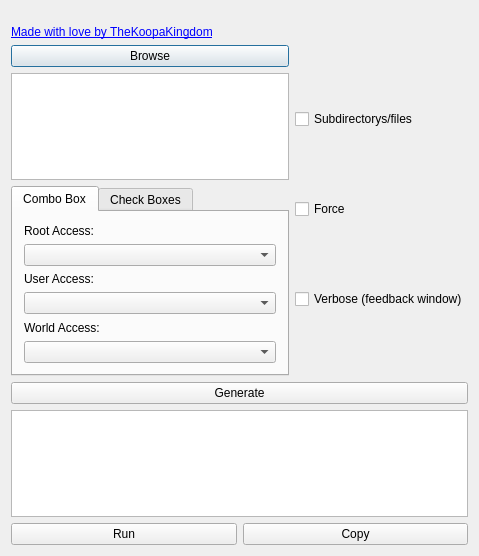
First picture: the form in dialog.ui, repository CodingKoopa/chmod-generator, before the edit.
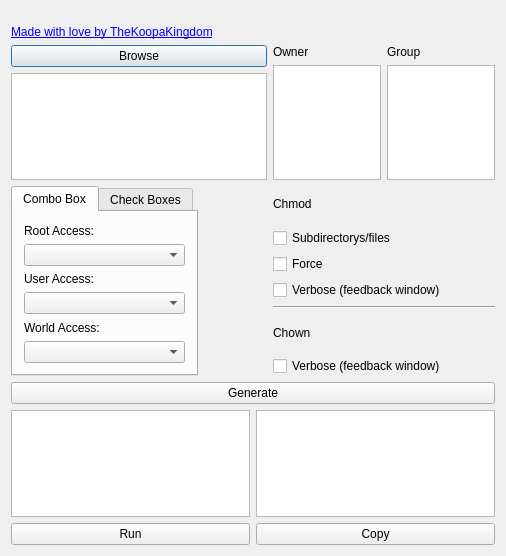
Second picture: the form after the edit. The open tabs and pages were chosen to show the change.

Commit message: Added basic chown support

```diff
--- a/dialog.ui
+++ b/dialog.ui
@@ -6,7 +6,7 @@
    <rect>
     <x>0</x>
     <y>0</y>
-    <width>479</width>
+    <width>506</width>
     <height>556</height>
    </rect>
   </property>
@@ -25,7 +25,7 @@
     </widget>
    </item>
    <item>
-    <layout class="QGridLayout" name="inputLay">
+    <layout class="QFormLayout" name="inputLay">
      <item row="0" column="0">
       <layout class="QVBoxLayout" name="browseLay">
        <item>
@@ -53,37 +53,35 @@
        </item>
       </layout>
      </item>
-     <item row="0" column="1" rowspan="2">
-      <layout class="QVBoxLayout" name="optionsLay">
+     <item row="0" column="1">
+      <layout class="QHBoxLayout" name="chownLay">
        <item>
-        <widget class="QCheckBox" name="sub">
-         <property name="toolTip">
-          <string>&lt;html&gt;&lt;head/&gt;&lt;body&gt;&lt;p&gt;Control + S&lt;/p&gt;&lt;/body&gt;&lt;/html&gt;</string>
-         </property>
+        <layout class="QVBoxLayout" name="ownerLay">
+         <item>
+          <widget class="QLabel" name="ownerText">
          <property name="text">
-          <string>Subdirectorys/files</string>
+            <string>Owner</string>
          </property>
         </widget>
        </item>
        <item>
-        <widget class="QCheckBox" name="force">
-         <property name="toolTip">
-          <string>&lt;html&gt;&lt;head/&gt;&lt;body&gt;&lt;p&gt;Control + F&lt;/p&gt;&lt;/body&gt;&lt;/html&gt;</string>
-         </property>
-         <property name="text">
-          <string>Force</string>
-         </property>
-        </widget>
-       </item>
+          <widget class="QPlainTextEdit" name="owner"/>
+         </item>
+        </layout>
+       </item>
        <item>
-        <widget class="QCheckBox" name="verbose">
-         <property name="toolTip">
-          <string>&lt;html&gt;&lt;head/&gt;&lt;body&gt;&lt;p&gt;Control + V&lt;/p&gt;&lt;/body&gt;&lt;/html&gt;</string>
-         </property>
+        <layout class="QVBoxLayout" name="groupLay">
+         <item>
+          <widget class="QLabel" name="groupText">
          <property name="text">
-          <string>Verbose (feedback window)</string>
-         </property>
-        </widget>
+            <string>Group</string>
+           </property>
+          </widget>
+         </item>
+         <item>
+          <widget class="QPlainTextEdit" name="group"/>
+         </item>
+        </layout>
        </item>
       </layout>
      </item>
@@ -235,6 +233,71 @@
        </widget>
       </widget>
      </item>
+     <item row="1" column="1">
+      <layout class="QVBoxLayout" name="optionLay">
+       <item>
+        <widget class="QLabel" name="chmodLab">
+         <property name="enabled">
+          <bool>true</bool>
+         </property>
+         <property name="text">
+          <string>Chmod</string>
+         </property>
+        </widget>
+       </item>
+       <item>
+        <widget class="QCheckBox" name="sub">
+         <property name="toolTip">
+          <string>&lt;html&gt;&lt;head/&gt;&lt;body&gt;&lt;p&gt;Control + S&lt;/p&gt;&lt;/body&gt;&lt;/html&gt;</string>
+         </property>
+         <property name="text">
+          <string>Subdirectorys/files</string>
+         </property>
+        </widget>
+       </item>
+       <item>
+        <widget class="QCheckBox" name="force">
+         <property name="toolTip">
+          <string>&lt;html&gt;&lt;head/&gt;&lt;body&gt;&lt;p&gt;Control + F&lt;/p&gt;&lt;/body&gt;&lt;/html&gt;</string>
+         </property>
+         <property name="text">
+          <string>Force</string>
+         </property>
+        </widget>
+       </item>
+       <item>
+        <widget class="QCheckBox" name="verMod">
+         <property name="toolTip">
+          <string>&lt;html&gt;&lt;head/&gt;&lt;body&gt;&lt;p&gt;Control + V&lt;/p&gt;&lt;/body&gt;&lt;/html&gt;</string>
+         </property>
+         <property name="text">
+          <string>Verbose (feedback window)</string>
+         </property>
+        </widget>
+       </item>
+       <item>
+        <widget class="Line" name="line">
+         <property name="orientation">
+          <enum>Qt::Horizontal</enum>
+         </property>
+        </widget>
+       </item>
+       <item>
+        <widget class="QLabel" name="chownLab">
+         <property name="text">
+          <string>Chown</string>
+         </property>
+        </widget>
+       </item>
+       <item>
+        <widget class="QCheckBox" name="verOwn">
+         <property name="text">
+          <string>Verbose (feedback window)</string>
+         </property>
+        </widget>
+       </item>
+      </layout>
+     </item>
     </layout>
    </item>
    <item>
@@ -250,10 +313,15 @@
       </widget>
      </item>
      <item>
-      <widget class="QPlainTextEdit" name="output">
+      <layout class="QHBoxLayout" name="outputTextLay">
+       <item>
+        <widget class="QPlainTextEdit" name="chmodOut"/>
+       </item>
+       <item>
+        <widget class="QPlainTextEdit" name="chownOut">
        <property name="maximumSize">
         <size>
-         <width>16777215</width>
+           <width>16777212</width>
          <height>16777215</height>
         </size>
        </property>
@@ -265,6 +333,8 @@
        </property>
       </widget>
      </item>
+      </layout>
+     </item>
      <item>
       <layout class="QHBoxLayout" name="copyRun">
        <item>
```
Left out of the diff: 14 changed lines with no effect on the pictures. Lines whose indentation alone changed are shown as unchanged. The commit also changes 8 other files.
